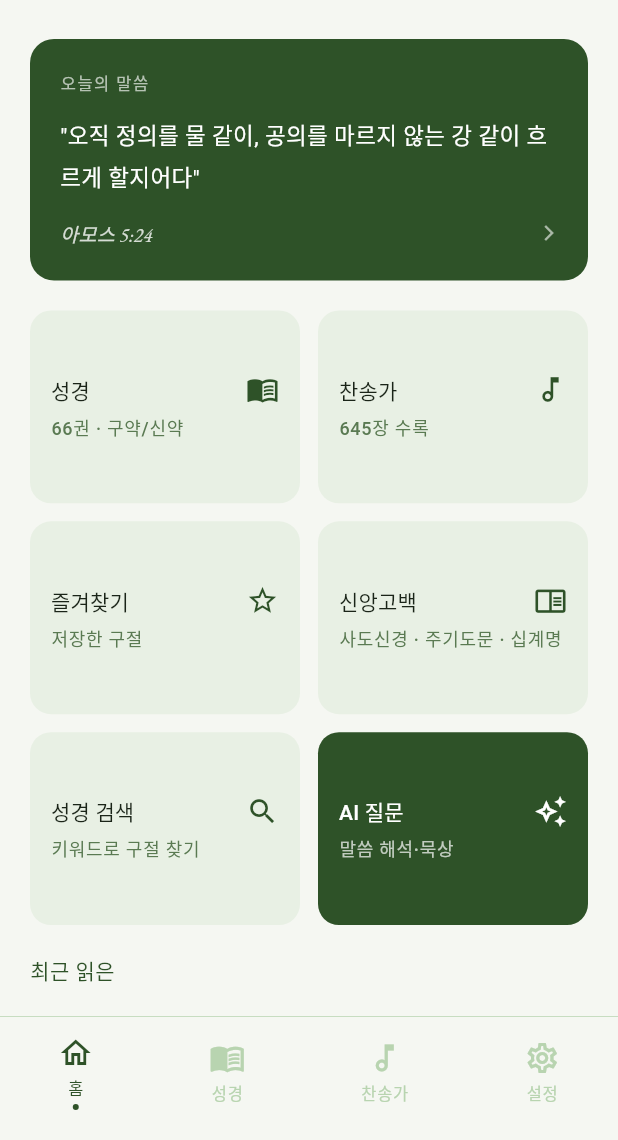
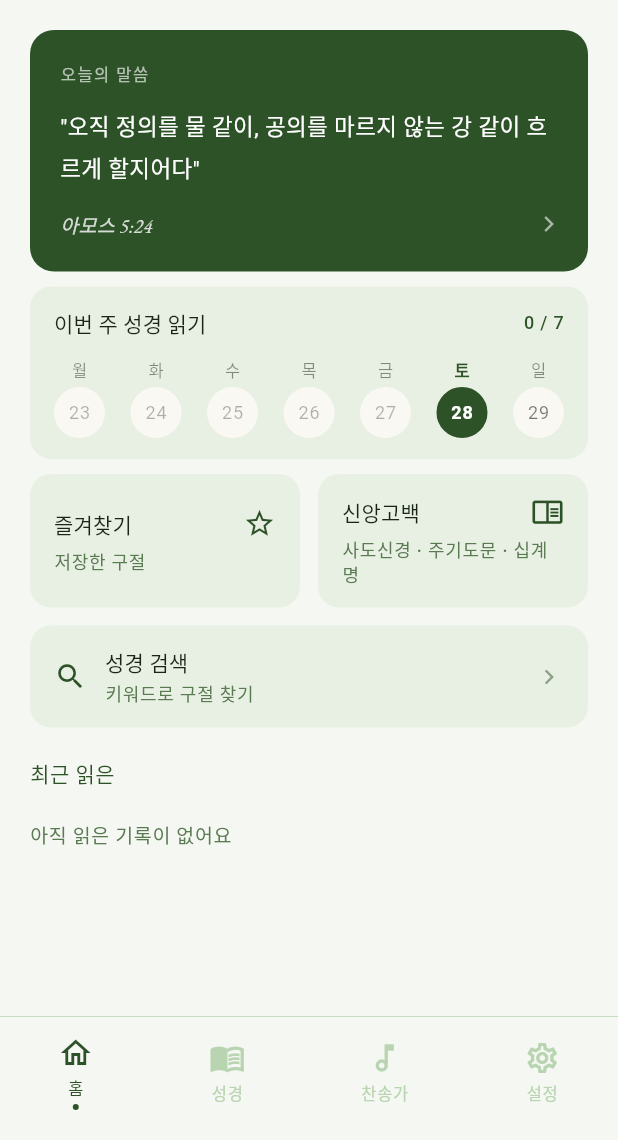
Before and after one commit to udhyk27-ops/flutter-bibly-project, a Flutter app: the screen it shows after launch, on a phone screen of 412 x 824 dp, the part 96-1236 px from its top. Run offline on Flutter 3.47's test engine with Material 3 defaults, Android fonts, the phone set to English and light mode, and no system bars; our stand-ins replace firebase_core, firebase_remote_config, flutter_local_notifications, google_fonts, hive_flutter, share_plus and 3 more; accounts and stored records are empty.

Commit message:
menu grid UI 수정

```diff
--- a/lib/screens/home_screen.dart
+++ b/lib/screens/home_screen.dart
@@ -5,6 +5,7 @@ import '../widgets/today_verse_card.dart';
 import '../widgets/main_menu_grid.dart';
 import '../widgets/recent_section.dart';
 import '../widgets/bottom_nav.dart';
+import '../widgets/weekly_reading.dart';
 
 class HomeScreen extends StatefulWidget {
   const HomeScreen({super.key});
@@ -47,13 +48,18 @@ class _HomeScreenState extends State<HomeScreen> with RouteAware {
                 child: Column(
                   crossAxisAlignment: CrossAxisAlignment.start,
                   children: [
-                    const SizedBox(height: 16),
+                    const SizedBox(height: 10),
                     const TodayVerseCard(),
-                    const SizedBox(height: 20),
+                    const SizedBox(height: 10),
+                    WeeklyReadingWidget(
+                      checkedDays: const {}, // 기능 구현 전: 빈 Set
+                      // 구현 후: ReadingService.checkedDaysThisWeek() 등 주입
+                    ),
+                    const SizedBox(height: 10),
                     const MainMenuGrid(),
                     const SizedBox(height: 20),
                     RecentSection(key: ValueKey(_recentKey)),
-                    const SizedBox(height: 20),
+                    const SizedBox(height: 10),
                   ],
                 ),
               ),
--- a/lib/widgets/main_menu_grid.dart
+++ b/lib/widgets/main_menu_grid.dart
@@ -1,8 +1,5 @@
 import 'package:flutter/material.dart';
-import '../screens/bible_ai_screen.dart';
-import '../screens/bible_screen.dart';
 import '../screens/favorite_screen.dart';
-import '../screens/hymn_screen.dart';
 import '../screens/creed_screen.dart';
 import '../core/app_router.dart';
 import '../screens/search_screen.dart';
@@ -16,28 +13,6 @@ class MainMenuGrid extends StatelessWidget {
     final tt = Theme.of(context).textTheme;
 
     final items = [
-      _MenuItem(
-        icon: Icons.menu_book_outlined,
-        label: '성경',
-        sub: '66권 · 구약/신약',
-        bgColor: cs.surfaceContainerHighest,
-        iconColor: cs.primary,
-        labelStyle: tt.titleSmall!,
-        subStyle: tt.labelMedium!,
-        onTap: () => Navigator.push(
-            context, AppRouter.slide(page: const BibleScreen())),
-      ),
-      _MenuItem(
-        icon: Icons.music_note_outlined,
-        label: '찬송가',
-        sub: '645장 수록',
-        bgColor: cs.surfaceContainerHighest,
-        iconColor: cs.primary,
-        labelStyle: tt.titleSmall!,
-        subStyle: tt.labelMedium!,
-        onTap: () => Navigator.push(
-            context, AppRouter.slide(page: const HymnScreen())),
-      ),
       _MenuItem(
         icon: Icons.star_outline,
         label: '즐겨찾기',
@@ -71,38 +46,32 @@ class MainMenuGrid extends StatelessWidget {
         onTap: () => Navigator.push(
             context, AppRouter.slide(page: const SearchScreen())),
       ),
-      _MenuItem(
-        icon: Icons.auto_awesome_outlined,
-        label: 'AI 질문',
-        sub: '말씀 해석·묵상',
-        bgColor: cs.primary,
-        iconColor: cs.onPrimary,
-        labelStyle: tt.titleSmall!.copyWith(color: cs.onPrimary),
-        subStyle: tt.labelMedium!.copyWith(
-            color: cs.onPrimary.withValues(alpha: 0.7)),
-        onTap: () {
-          Navigator.push(
-            context,
-            AppRouter.slide(
-              page: const BibleAiScreen(), // 구절 없이 그냥 진입
-            ),
-          );
-        },
-      ),
     ];
 
-    return GridView.count(
-      crossAxisCount: 2,
-      shrinkWrap: true,
-      physics: const NeverScrollableScrollPhysics(),
-      mainAxisSpacing: 12,
-      crossAxisSpacing: 12,
-      childAspectRatio: 1.4,
-      children: items.map((item) => _MenuCard(item: item)).toList(),
+    return Column(
+      children: [
+        // 상단 2개: 즐겨찾기 · 신앙고백
+        IntrinsicHeight(
+          child: Row(
+            crossAxisAlignment: CrossAxisAlignment.stretch,
+            children: [
+              Expanded(child: _MenuCard(item: items[0])),
+              const SizedBox(width: 12),
+              Expanded(child: _MenuCard(item: items[1])),
+            ],
+          ),
+        ),
+        const SizedBox(height: 12),
+        // 하단 1개: 성경 검색 – 전체 너비로 넓게
+        _MenuCard(item: items[2], wide: true),
+      ],
     );
   }
 }
 
+// ────────────────────────────────────────────
+// Data model
+// ────────────────────────────────────────────
 class _MenuItem {
   final IconData     icon;
   final String       label;
@@ -125,25 +94,38 @@ class _MenuItem {
   });
 }
 
+// ────────────────────────────────────────────
+// Card widget
+// ────────────────────────────────────────────
 class _MenuCard extends StatelessWidget {
   final _MenuItem item;
-  const _MenuCard({required this.item});
+  /// true → 전체 너비, 가로로 넓은 레이아웃
+  final bool wide;
+
+  const _MenuCard({required this.item, this.wide = false});
 
   @override
   Widget build(BuildContext context) {
     return GestureDetector(
       onTap: item.onTap,
       child: Container(
-        padding: const EdgeInsets.all(14),
+        width: double.infinity,
+        padding: const EdgeInsets.symmetric(horizontal: 16, vertical: 14),
         decoration: BoxDecoration(
           color: item.bgColor,
           borderRadius: BorderRadius.circular(14),
         ),
-        child: Column(
+        child: wide ? _wideContent() : _squareContent(),
+      ),
+    );
+  }
+
+  // 일반 카드 (정사각형에 가까운 레이아웃)
+  Widget _squareContent() => Column(
     crossAxisAlignment: CrossAxisAlignment.start,
+    mainAxisSize: MainAxisSize.max,
     mainAxisAlignment: MainAxisAlignment.center,
     children: [
-            // 아이콘 + 라벨 같은 행
       Row(
         mainAxisAlignment: MainAxisAlignment.spaceBetween,
         crossAxisAlignment: CrossAxisAlignment.center,
@@ -155,8 +137,25 @@ class _MenuCard extends StatelessWidget {
       const SizedBox(height: 6),
       Text(item.sub, style: item.subStyle),
     ],
+  );
+
+  // 와이드 카드 (아이콘·텍스트 수평 배치)
+  Widget _wideContent() => Row(
+    children: [
+      Icon(item.icon, color: item.iconColor, size: 22),
+      const SizedBox(width: 12),
+      Column(
+        crossAxisAlignment: CrossAxisAlignment.start,
+        mainAxisSize: MainAxisSize.min,
+        children: [
+          Text(item.label, style: item.labelStyle),
+          const SizedBox(height: 2),
+          Text(item.sub, style: item.subStyle),
+        ],
       ),
-      ),
+      const Spacer(),
+      Icon(Icons.chevron_right,
+          color: item.iconColor.withValues(alpha: 0.5), size: 20),
+    ],
   );
 }
-}
--- /dev/null
+++ b/lib/widgets/weekly_reading.dart
@@ -0,0 +1,169 @@
+import 'package:flutter/material.dart';
+
+/// 이번 주(월~일) 성경 읽기 현황 위젯
+/// - checkedDays: 완료된 날짜 Set (BibleScreen 등 외부에서 주입)
+/// - 기능 미구현 단계에서는 빈 Set으로 전달
+class WeeklyReadingWidget extends StatelessWidget {
+  final Set<DateTime> checkedDays;
+
+  const WeeklyReadingWidget({super.key, this.checkedDays = const {}});
+
+  /// 이번 주 월요일 ~ 일요일 날짜 목록 반환
+  static List<DateTime> currentWeekDays() {
+    final now = DateTime.now();
+    final monday = now.subtract(Duration(days: now.weekday - 1));
+    return List.generate(7, (i) {
+      final d = monday.add(Duration(days: i));
+      return DateTime(d.year, d.month, d.day);
+    });
+  }
+
+  static const _dayLabels = ['월', '화', '수', '목', '금', '토', '일'];
+
+  @override
+  Widget build(BuildContext context) {
+    final cs = Theme.of(context).colorScheme;
+    final tt = Theme.of(context).textTheme;
+    final days = currentWeekDays();
+    final today = DateTime.now();
+    final todayOnly = DateTime(today.year, today.month, today.day);
+
+    final checked = checkedDays
+        .map((d) => DateTime(d.year, d.month, d.day))
+        .toSet();
+
+    final doneCount = days.where((d) => checked.contains(d)).length;
+
+    return Container(
+      padding: const EdgeInsets.symmetric(horizontal: 16, vertical: 14),
+      decoration: BoxDecoration(
+        color: cs.surfaceContainerHighest,
+        borderRadius: BorderRadius.circular(14),
+      ),
+      child: Column(
+        crossAxisAlignment: CrossAxisAlignment.start,
+        children: [
+          // ── 헤더 ──────────────────────────────────────
+          Row(
+            mainAxisAlignment: MainAxisAlignment.spaceBetween,
+            children: [
+              Text('이번 주 성경 읽기', style: tt.titleSmall),
+              Text(
+                '$doneCount / 7',
+                style: tt.labelMedium!.copyWith(color: cs.primary),
+              ),
+            ],
+          ),
+          const SizedBox(height: 12),
+
+          // ── 날짜 뱃지 ────────────────────────────────
+          Row(
+            mainAxisAlignment: MainAxisAlignment.spaceBetween,
+            children: List.generate(7, (i) {
+              final day = days[i];
+              final isChecked = checked.contains(day);
+              final isToday = day == todayOnly;
+              final isPast = day.isBefore(todayOnly);
+
+              return _DayBadge(
+                label: _dayLabels[i],
+                date: day.day,
+                isChecked: isChecked,
+                isToday: isToday,
+                isPast: isPast,
+                cs: cs,
+                tt: tt,
+              );
+            }),
+          ),
+        ],
+      ),
+    );
+  }
+}
+
+// ─────────────────────────────────────────────────────────
+// 개별 날짜 뱃지
+// ─────────────────────────────────────────────────────────
+class _DayBadge extends StatelessWidget {
+  final String label;   // 월·화·수…
+  final int date;       // 숫자 날짜
+  final bool isChecked;
+  final bool isToday;
+  final bool isPast;
+  final ColorScheme cs;
+  final TextTheme tt;
+
+  const _DayBadge({
+    required this.label,
+    required this.date,
+    required this.isChecked,
+    required this.isToday,
+    required this.isPast,
+    required this.cs,
+    required this.tt,
+  });
+
+  @override
+  Widget build(BuildContext context) {
+    // 상태별 색 결정
+    final Color circleBg;
+    final Color circleText;
+
+    if (isChecked) {
+      circleBg = cs.primary;
+      circleText = cs.onPrimary;
+    } else if (isToday) {
+      circleBg = cs.primaryContainer;
+      circleText = cs.onPrimaryContainer;
+    } else if (isPast) {
+      circleBg = cs.surfaceContainerLow;
+      circleText = cs.onSurface.withValues(alpha: 0.35);
+    } else {
+      circleBg = cs.surfaceContainerLow;
+      circleText = cs.onSurface.withValues(alpha: 0.6);
+    }
+
+    return Column(
+      mainAxisSize: MainAxisSize.min,
+      children: [
+        // 요일 라벨
+        Text(
+          label,
+          style: tt.labelSmall!.copyWith(
+            color: isToday
+                ? cs.primary
+                : cs.onSurface.withValues(alpha: 0.5),
+            fontWeight: isToday ? FontWeight.w600 : FontWeight.normal,
+          ),
+        ),
+        const SizedBox(height: 4),
+
+        // 원형 날짜 뱃지
+        Container(
+          width: 34,
+          height: 34,
+          decoration: BoxDecoration(
+            color: circleBg,
+            shape: BoxShape.circle,
+            // 오늘 테두리 강조
+            border: isToday && !isChecked
+                ? Border.all(color: cs.primary, width: 1.5)
+                : null,
+          ),
+          alignment: Alignment.center,
+          child: isChecked
+              ? Icon(Icons.check, size: 16, color: circleText)
+              : Text(
+            '$date',
+            style: tt.labelMedium!.copyWith(
+              color: circleText,
+              fontWeight:
+              isToday ? FontWeight.w700 : FontWeight.normal,
+            ),
+          ),
+        ),
+      ],
+    );
+  }
+}
```
Lines whose indentation alone changed are shown as unchanged.
